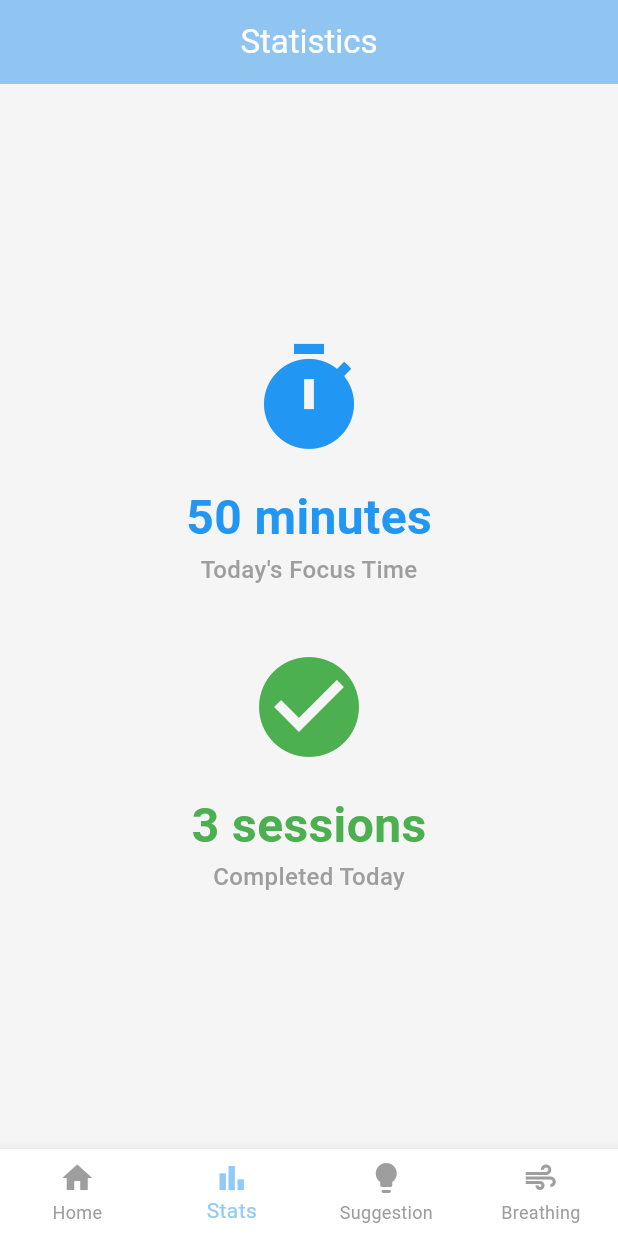
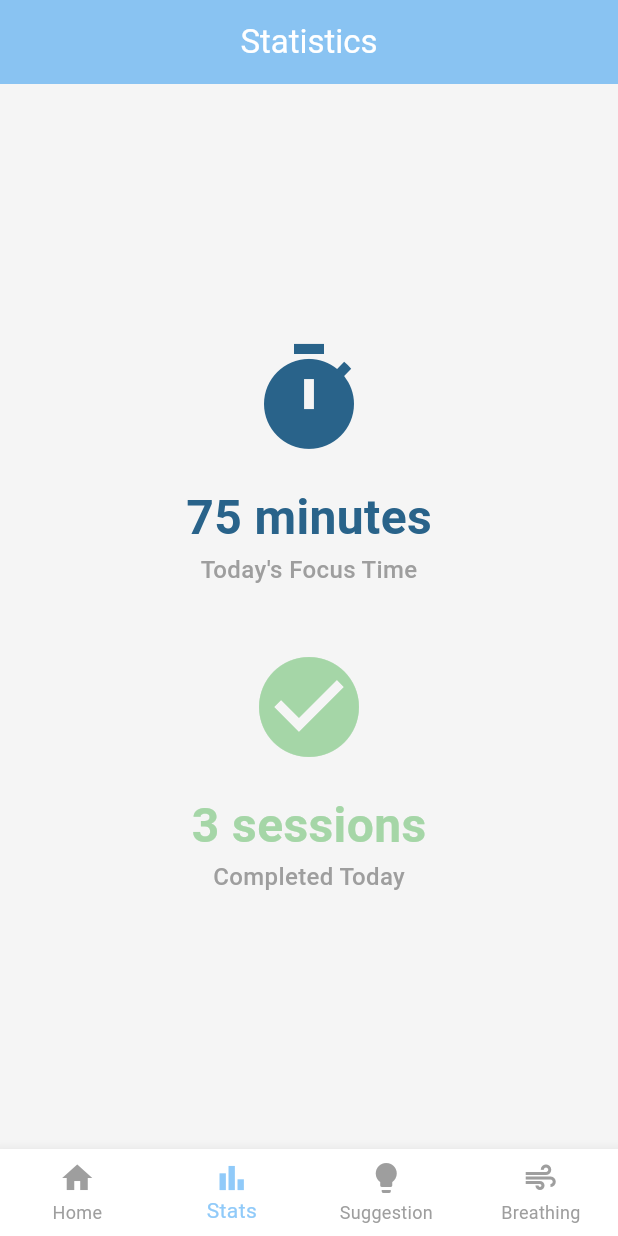
Before and after one commit to imsherl/mindfocus_lite, a Flutter app: the screen it shows after launch, item 2 of the bottom bar chosen, on a phone screen of 412 x 824 dp. Run offline on Flutter 3.47's test engine with Material 3 defaults, Android fonts, the light colour scheme and no system bars.

Commit message:
feat: Update stats screen to use FocusSession model data
- Replace hardcoded values with dynamic calculations from mock data
- Add duration formatting helper for proper pluralization
- Implement fallback UI for empty state scenarios
- Integrate app theme colors for consistent styling
- Display 75 minutes focus time and 3 completed sessions from mock data

```diff
--- a/lib/screens/stats_screen.dart
+++ b/lib/screens/stats_screen.dart
@@ -1,35 +1,56 @@
 import 'package:flutter/material.dart';
+import '../models/session_model.dart';
 
 class StatsScreen extends StatelessWidget {
   const StatsScreen({super.key});
 
+  /// Format duration to display minutes in a user-friendly way
+  String _formatDuration(Duration duration) {
+    final minutes = duration.inMinutes;
+    if (minutes == 0) {
+      return '0 minutes';
+    } else if (minutes == 1) {
+      return '1 minute';
+    } else {
+      return '$minutes minutes';
+    }
+  }
+
   @override
   Widget build(BuildContext context) {
+    // Get data from FocusSession model
+    final totalFocusTime = FocusSession.getTotalFocusTimeToday();
+    final completedSessions = FocusSession.getCompletedSessionsToday();
+    final allSessions = FocusSession.getMockSessions();
+
+    // Check if there are any sessions for fallback
+    final hasData = allSessions.isNotEmpty;
+
     return Scaffold(
       appBar: AppBar(
         title: const Text('Statistics'),
-        backgroundColor: Theme.of(context).colorScheme.inversePrimary,
       ),
-      body: const Center(
-        child: Column(
+      body: Center(
+        child: hasData
+          ? Column(
               mainAxisAlignment: MainAxisAlignment.center,
               children: [
                 // Focus Time Section
                 Icon(
                   Icons.timer,
                   size: 80,
-              color: Colors.blue,
+                  color: Theme.of(context).colorScheme.primary,
                 ),
-            SizedBox(height: 16),
+                const SizedBox(height: 16),
                 Text(
-              '50 minutes',
+                  _formatDuration(totalFocusTime),
                   style: TextStyle(
                     fontSize: 32,
                     fontWeight: FontWeight.bold,
-                color: Colors.blue,
+                    color: Theme.of(context).colorScheme.primary,
                   ),
                 ),
-            Text(
+                const Text(
                   'Today\'s Focus Time',
                   style: TextStyle(
                     fontSize: 16,
@@ -38,24 +59,26 @@ class StatsScreen extends StatelessWidget {
                   ),
                 ),
 
-            SizedBox(height: 40),
+                const SizedBox(height: 40),
 
                 // Sessions Section
                 Icon(
                   Icons.check_circle,
                   size: 80,
-              color: Colors.green,
+                  color: Theme.of(context).colorScheme.secondary,
                 ),
-            SizedBox(height: 16),
+                const SizedBox(height: 16),
                 Text(
-              '3 sessions',
+                  completedSessions == 1
+                    ? '1 session'
+                    : '$completedSessions sessions',
                   style: TextStyle(
                     fontSize: 32,
                     fontWeight: FontWeight.bold,
-                color: Colors.green,
+                    color: Theme.of(context).colorScheme.secondary,
                   ),
                 ),
-            Text(
+                const Text(
                   'Completed Today',
                   style: TextStyle(
                     fontSize: 16,
@@ -64,6 +87,33 @@ class StatsScreen extends StatelessWidget {
                   ),
                 ),
               ],
+            )
+          : Column(
+              mainAxisAlignment: MainAxisAlignment.center,
+              children: [
+                Icon(
+                  Icons.analytics_outlined,
+                  size: 80,
+                  color: Colors.grey[400],
+                ),
+                const SizedBox(height: 16),
+                Text(
+                  'No data yet',
+                  style: TextStyle(
+                    fontSize: 24,
+                    fontWeight: FontWeight.w600,
+                    color: Colors.grey[600],
+                  ),
+                ),
+                const SizedBox(height: 8),
+                Text(
+                  'Start a focus session to see your stats',
+                  style: TextStyle(
+                    fontSize: 16,
+                    color: Colors.grey[500],
+                  ),
+                ),
+              ],
             ),
       ),
     );
```
Lines whose indentation alone changed are shown as unchanged.
